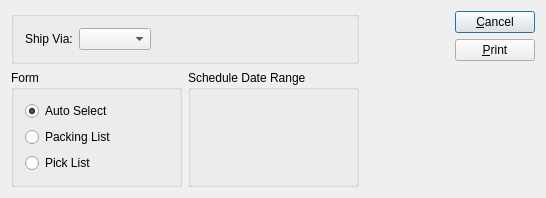
Qt form guiclient/printPackingListBatchByShipvia.ui (Pegasus-RPG/xtuple-client) before a commit.
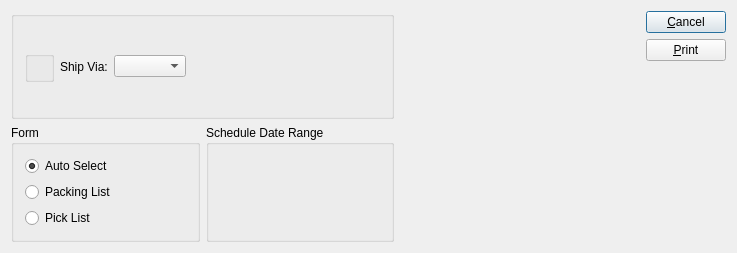
The same form after that commit. Custom widgets are drawn as their Qt base class.

```diff
--- a/guiclient/printPackingListBatchByShipvia.ui
+++ b/guiclient/printPackingListBatchByShipvia.ui
@@ -13,8 +13,8 @@
    <rect>
     <x>0</x>
     <y>0</y>
-    <width>546</width>
-    <height>187</height>
+    <width>737</width>
+    <height>253</height>
    </rect>
   </property>
   <property name="windowTitle">
@@ -29,17 +29,24 @@
         <string/>
        </property>
        <layout class="QGridLayout" name="gridLayout">
-        <item row="0" column="0">
+        <item row="0" column="2">
+         <widget class="XComboBox" name="_shipvia">
+          <property name="allowNull">
+           <bool>true</bool>
+          </property>
+          <property name="nullStr">
+           <string>All</string>
+          </property>
+         </widget>
+        </item>
+        <item row="0" column="1">
          <widget class="QLabel" name="_shipviaLit">
           <property name="text">
            <string>Ship Via:</string>
           </property>
          </widget>
         </item>
-        <item row="0" column="1">
-         <widget class="XComboBox" name="_shipvia"/>
-        </item>
-        <item row="0" column="2">
+        <item row="0" column="3">
          <spacer name="spacer1">
           <property name="orientation">
            <enum>Qt::Horizontal</enum>
@@ -55,6 +62,9 @@
           </property>
          </spacer>
         </item>
+        <item row="0" column="0">
+         <widget class="WarehouseGroup" name="_warehouse"/>
+        </item>
        </layout>
       </widget>
      </item>
@@ -172,6 +182,11 @@
    <extends>QWidget</extends>
    <header>datecluster.h</header>
   </customwidget>
+  <customwidget>
+   <class>WarehouseGroup</class>
+   <extends>QGroupBox</extends>
+   <header>warehousegroup.h</header>
+  </customwidget>
   <customwidget>
    <class>XComboBox</class>
    <extends>QComboBox</extends>
```
Left out of the diff: 2 changed lines with no effect on the pictures.
